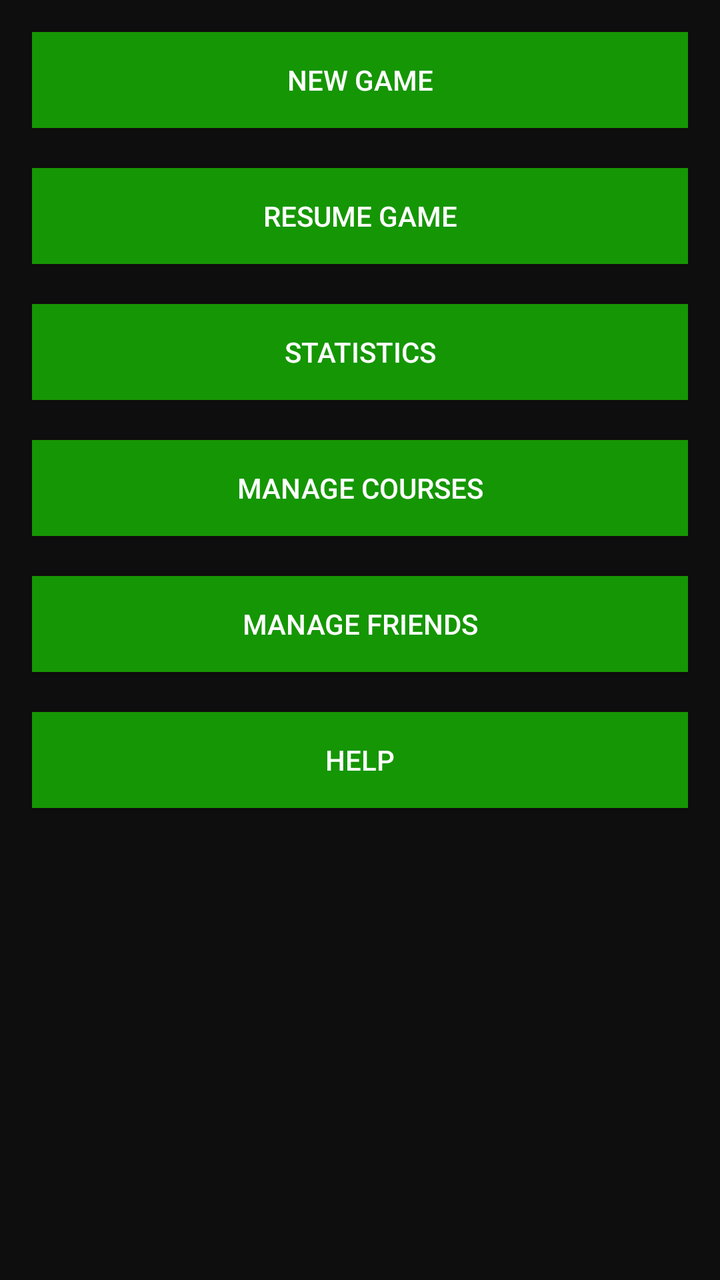
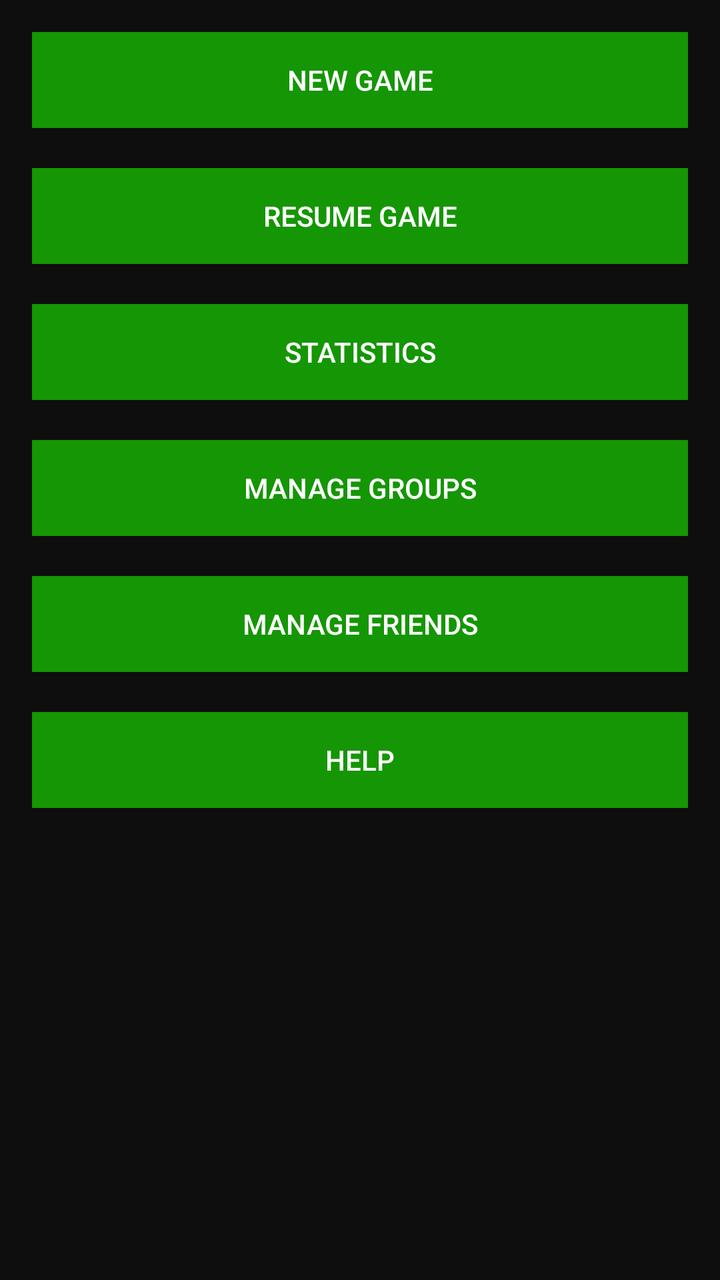

Compare the two renders of this Android layout. The source of the first and the diff that turns it into the second are given below.
<!-- AndroidManifest.xml: application theme AppTheme -->
<!-- res/layout/activity_main_menu.xml -->
<RelativeLayout xmlns:android="http://schemas.android.com/apk/res/android"
    xmlns:tools="http://schemas.android.com/tools"
    android:id="@+id/activity_main_menu"
    android:layout_width="match_parent"
    android:layout_height="match_parent"
    android:paddingBottom="@dimen/activity_vertical_margin"
    android:paddingLeft="@dimen/activity_horizontal_margin"
    android:paddingRight="@dimen/activity_horizontal_margin"
    android:paddingTop="@dimen/activity_vertical_margin"
    android:background="@color/background_gray"
    tools:context=".ui.activities.MainMenuActivity">

    
    <Button
        android:id="@+id/new_game"
        android:textColor="@color/white"
        android:background="@color/button_green"
        android:layout_width="match_parent"
        android:layout_height="wrap_content"
        android:layout_alignParentRight="true"
        android:layout_marginBottom="20dp"
        android:text="@string/new_game"
        android:onClick="onClickNewGame"/>

    
    <Button
        android:id="@+id/resume_game"
        android:textColor="@color/white"
        android:background="@color/button_green"
        android:layout_width="match_parent"
        android:layout_marginBottom="20dp"
        android:layout_height="wrap_content"
        android:layout_below="@+id/new_game"
        android:text="@string/resume_game"
        android:onClick="onClickResumeGame" />

    
    <Button
        android:id="@+id/statistics"
        android:layout_width="match_parent"
        android:textColor="@color/white"
        android:background="@color/button_green"
        android:layout_height="wrap_content"
        android:layout_marginBottom="20dp"
        android:layout_below="@+id/resume_game"
        android:text="@string/statistics"
        android:onClick="onClickStats" />

    
    <Button
        android:id="@+id/manage_courses"
        android:textColor="@color/white"
        android:background="@color/button_green"
        android:layout_width="match_parent"
        android:layout_height="wrap_content"
        android:layout_below="@+id/statistics"
        android:text="@string/manage_courses"
        android:layout_marginBottom="20dp"
        android:onClick="onClickManageCourses"/>

    
    <Button
        android:id="@+id/manage_players"
        android:layout_width="match_parent"
        android:layout_height="wrap_content"
        android:textColor="@color/white"
        android:background="@color/button_green"
        android:layout_below="@+id/manage_courses"
        android:text="@string/manage_friends"
        android:layout_marginBottom="20dp"
        android:onClick="onClickManageFriends"/>

    
    <Button
        android:id="@+id/help"
        android:layout_width="match_parent"
        android:layout_height="wrap_content"
        android:textColor="@color/white"
        android:background="@color/button_green"
        android:layout_below="@+id/manage_players"
        android:text="@string/help_app"
        android:layout_marginBottom="20dp"
        android:onClick="onClickHelp"/>

</RelativeLayout>
<!-- resources referenced by this layout -->
<resources>
  <color name="background_gray">#0f0e0e</color>
  <color name="button_green">#159604</color>
  <color name="white">#ffffff</color>
  <dimen name="activity_horizontal_margin">16dp</dimen>
  <dimen name="activity_vertical_margin">16dp</dimen>
  <string name="help_app">Help</string>
  <string name="manage_courses">Manage Courses</string>
  <string name="manage_friends">Manage Friends</string>
  <string name="new_game">New Game</string>
  <string name="resume_game">Resume Game</string>
  <string name="statistics">Statistics</string>
  <style name="AppTheme" parent="Theme.AppCompat.Light.DarkActionBar">
          
          <item name="colorPrimary">@color/colorPrimary</item>
          <item name="colorPrimaryDark">@color/colorPrimaryDark</item>
          <item name="colorAccent">@color/colorAccent</item>
      </style>
  <color name="colorPrimary">#3F51B5</color>
  <color name="colorPrimaryDark">#303F9F</color>
  <color name="colorAccent">#FF4081</color>
</resources>

<!-- the commit's change to res/layout/activity_main_menu.xml (unified diff, before → after) -->
@@ -48,15 +48,15 @@
 
     
     <Button
-        android:id="@+id/manage_courses"
+        android:id="@+id/manage_groups"
         android:textColor="@color/white"
         android:background="@color/button_green"
         android:layout_width="match_parent"
         android:layout_height="wrap_content"
         android:layout_below="@+id/statistics"
-        android:text="@string/manage_courses"
+        android:text="@string/manage_groups"
         android:layout_marginBottom="20dp"
-        android:onClick="onClickManageCourses"/>
+        android:onClick="onClickManageFrolfGroups"/>
 
     
     <Button
@@ -65,7 +65,7 @@
         android:layout_height="wrap_content"
         android:textColor="@color/white"
         android:background="@color/button_green"
-        android:layout_below="@+id/manage_courses"
+        android:layout_below="@+id/manage_groups"
         android:text="@string/manage_friends"
         android:layout_marginBottom="20dp"
         android:onClick="onClickManageFriends"/>
<!-- resource entries referenced after the edit -->
@@ -6,8 +6,8 @@
   <dimen name="activity_horizontal_margin">16dp</dimen>
   <dimen name="activity_vertical_margin">16dp</dimen>
   <string name="help_app">Help</string>
-  <string name="manage_courses">Manage Courses</string>
   <string name="manage_friends">Manage Friends</string>
+  <string name="manage_groups">Manage Groups</string>
   <string name="new_game">New Game</string>
   <string name="resume_game">Resume Game</string>
   <string name="statistics">Statistics</string>
